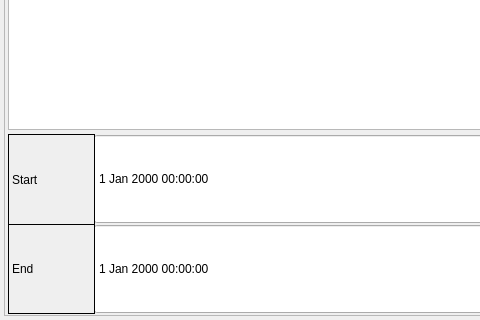
Old version of the form gui/mainwidget/src/search/systemlogpage.ui in the repository yjsin-emastec/neptune; both pictures show x 0 to 480 and y 400 to 720 of the 1280 by 720 pixel window.
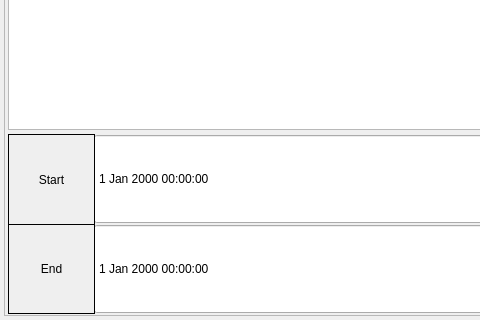
New version of the form.

The edit to the form file:
```diff
--- a/gui/mainwidget/src/search/systemlogpage.ui
+++ b/gui/mainwidget/src/search/systemlogpage.ui
@@ -186,6 +186,9 @@
     <property name="text">
      <string>Start</string>
     </property>
+    <property name="alignment">
+     <set>Qt::AlignCenter</set>
+    </property>
    </widget>
    <widget class="QLabel" name="labelEnd">
     <property name="geometry">
@@ -202,6 +205,9 @@
     <property name="text">
      <string>End</string>
     </property>
+    <property name="alignment">
+     <set>Qt::AlignCenter</set>
+    </property>
    </widget>
    <widget class="QLabel" name="labelFilter1">
     <property name="geometry">
```
